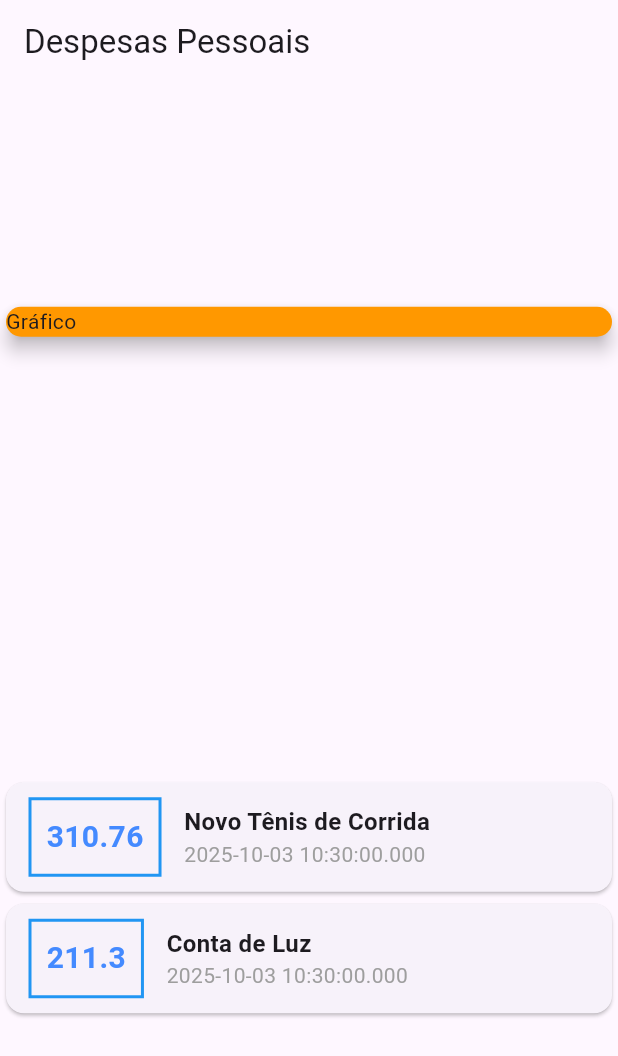
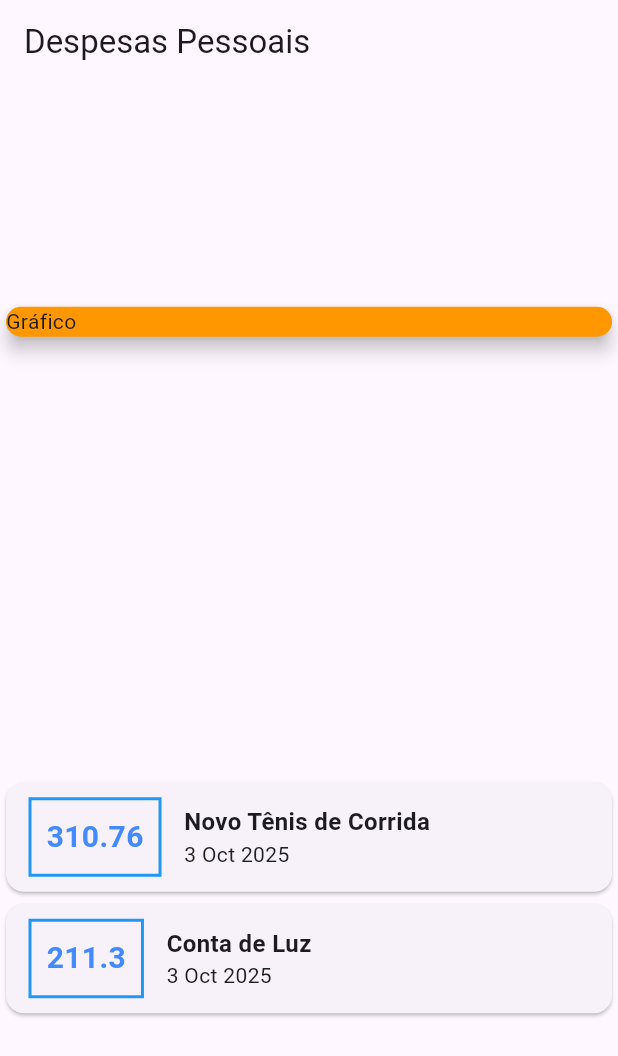
Before and after one commit to SouLuigi/Expenses_App, a Flutter app: the screen it shows after launch, on a phone screen of 412 x 824 dp. Shown: the top 1056 px of the screen. Run offline on Flutter 3.47's test engine with Material 3 defaults, Android fonts, the phone set to English and light mode, and no system bars.

```diff
--- a/lib/main.dart
+++ b/lib/main.dart
@@ -1,5 +1,6 @@
 import 'package:expenses/transaction.dart';
 import 'package:flutter/material.dart';
+import 'package:intl/intl.dart';
 
 main() => runApp(ExpensesApp());
 
@@ -75,10 +76,11 @@ class MyHomePage extends StatelessWidget {
                           tr.title,
                         ),
                         Text(
+                          DateFormat('d MMM y').format(tr.date),
                             style: TextStyle(
-                              color: Colors.grey
+                              color: Colors.grey.shade900
                             ),
-                            tr.date.toString()),
+                        ),
                       ],
                     ),
                   ],
--- a/pubspec.yaml
+++ b/pubspec.yaml
@@ -13,6 +13,7 @@ environment:
 dependencies:
   flutter:
     sdk: flutter
+  intl: ^0.20.2
 
 
   cupertino_icons: ^1.0.8
```
Also changed, not shown: pubspec.lock.
